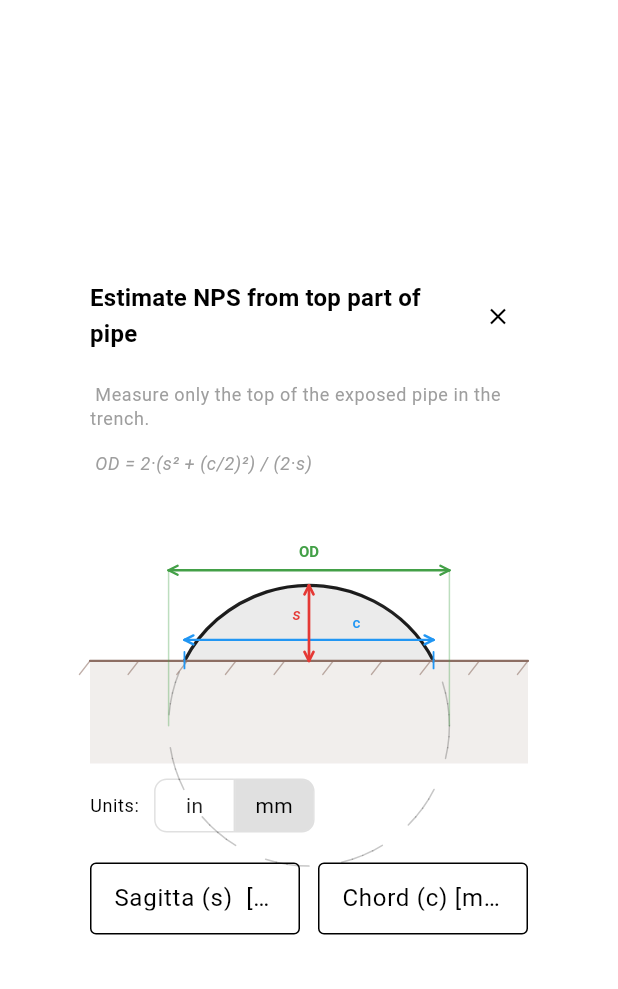
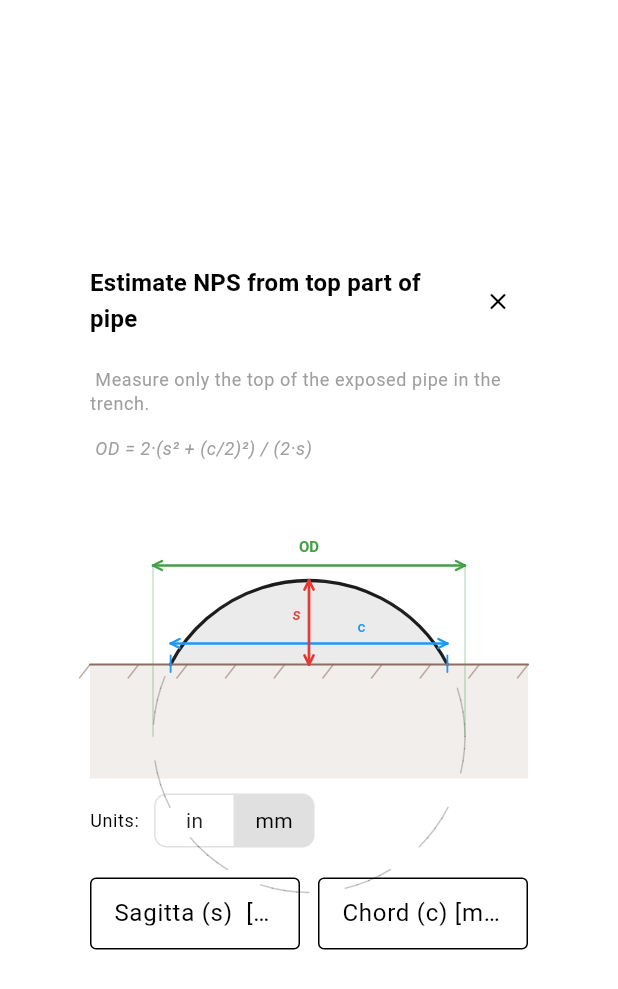
Before and after one commit to khotenko/flutter_steel_pipe, a Flutter app: the SagittaCalculatorDialog widget shown alone on an empty page, opened directly, after a tap on "mm", on a phone screen of 412 x 824 dp. Shown: the top 989 px of the screen. Run offline on Flutter 3.47's test engine with Material 3 defaults, Android fonts, the phone set to English and light mode, and no system bars; our stand-ins replace shared_preferences; missing offline and left inert: rate_my_app; accounts and stored records are empty.

Commit message:
refactor schematic painter for pipe cross-section: improve comments and formatting

```diff
--- a/lib/pipe_screen.dart
+++ b/lib/pipe_screen.dart
@@ -927,16 +927,16 @@ List<_NpsEntry> _parseDiam() {
 }
 
 // ─────────────────────────────────────────────────────────────────────────────
-// Schematic painter – cross-section of pipe in trench: chord / sagitta / OD
+// Schematic painter – static cross-section: buried pipe with OD / chord / sagitta
 // ─────────────────────────────────────────────────────────────────────────────
 class _SagittaSchemePainter extends CustomPainter {
   final Color color;
   const _SagittaSchemePainter({required this.color});
 
-  static const Color _chordColor   = Color(0xFF2196F3); // blue
-  static const Color _sagittaColor = Color(0xFFE53935); // red
-  static const Color _odColor      = Color(0xFF43A047); // green
-  static const Color _groundColor  = Color(0xFF8D6E63); // brown
+  static const Color _chordColor   = Color(0xFF2196F3);
+  static const Color _sagittaColor = Color(0xFFE53935);
+  static const Color _odColor      = Color(0xFF43A047);
+  static const Color _groundColor  = Color(0xFF8D6E63);
 
   @override
   void paint(Canvas canvas, Size size) {
@@ -944,43 +944,32 @@ class _SagittaSchemePainter extends CustomPainter {
     final h = size.height;
     final cx = w / 2;
 
-    // Circle geometry: choose r & cy so the arc top sits ~28% down from canvas top,
-    // giving comfortable room for the OD label above it.
-    final r      = h * 0.52;   // radius
-    final cy     = h * 0.86;   // circle centre (partly below canvas)
-    final chordY = h * 0.62;   // ground / trench surface
+    final r      = h * 0.52;
+    final cy     = h * 0.86;
+    final chordY = h * 0.62;
 
-    final arcTopY   = cy - r;  // ≈ 0.34 h  — plenty of top margin
+    final arcTopY   = cy - r;
     final halfChord = math.sqrt(math.max(0.0, r * r - math.pow(cy - chordY, 2)));
     final lx = cx - halfChord;
     final rx = cx + halfChord;
 
-    // ── paints ───────────────────────────────────────────────────────────
     Paint stroke(Color c, {double width = 1.8}) => Paint()
-      ..color = c
-      ..style = PaintingStyle.stroke
-      ..strokeWidth = width
+      ..color = c ..style = PaintingStyle.stroke ..strokeWidth = width
       ..strokeCap = StrokeCap.round;
+    Paint fill(Color c) => Paint()..color = c..style = PaintingStyle.fill;
 
-    Paint fill(Color c) => Paint()
-      ..color = c
-      ..style = PaintingStyle.fill;
+    // soil fill below chord
+    canvas.drawRect(Rect.fromLTRB(0, chordY, w, h), fill(const Color(0x1A795548)));
 
-    // ── 1. soil fill below chord ─────────────────────────────────────────
-    canvas.drawRect(Rect.fromLTRB(0, chordY, w, h),
-        fill(const Color(0x1A795548)));
+    // ghost full circle (dashed)
+    _drawDashedCircle(canvas, stroke(color.withValues(alpha: 0.22), width: 1.0), Offset(cx, cy), r);
 
-    // ── 2. ghost full circle (dashed, very faint) ────────────────────────
-    _drawDashedCircle(canvas, stroke(color.withValues(alpha: 0.22), width: 1.0),
-        Offset(cx, cy), r);
-
-    // ── 3. visible arc fill + stroke ─────────────────────────────────────
-    final aLeft  = math.atan2(chordY - cy, lx - cx);
-    final aRight = math.atan2(chordY - cy, rx - cx);
+    // visible arc fill + stroke
+    final aLeft    = math.atan2(chordY - cy, lx - cx);
+    final aRight   = math.atan2(chordY - cy, rx - cx);
     final sweepVis = aRight - aLeft;
     final arcRect  = Rect.fromCircle(center: Offset(cx, cy), radius: r);
-
-    final arcPath = Path()
+    final arcPath  = Path()
       ..moveTo(lx, chordY)
       ..arcTo(arcRect, aLeft, sweepVis, false)
       ..lineTo(lx, chordY)
@@ -988,29 +977,26 @@ class _SagittaSchemePainter extends CustomPainter {
     canvas.drawPath(arcPath, fill(color.withValues(alpha: 0.08)));
     canvas.drawArc(arcRect, aLeft, sweepVis, false, stroke(color, width: 2.2));
 
-    // ── 4. ground line + hatch marks ─────────────────────────────────────
-    canvas.drawLine(Offset(0, chordY), Offset(w, chordY),
-        stroke(_groundColor, width: 1.4));
+    // ground line + hatch
+    canvas.drawLine(Offset(0, chordY), Offset(w, chordY), stroke(_groundColor, width: 1.4));
     for (int i = 0; i <= 9; i++) {
       final x = w * i / 9;
       canvas.drawLine(Offset(x, chordY), Offset(x - 7, chordY + 9),
           stroke(_groundColor.withValues(alpha: 0.55), width: 1.0));
     }
 
-    // ── 5. OD double-arrow ── exact left to right pipe edge (cx ± r) ──────
+    // OD double-arrow (left to right pipe edge)
     final odArrowY = arcTopY - 10;
     _drawDoubleArrow(canvas, stroke(_odColor, width: 1.6),
         Offset(cx - r, odArrowY), Offset(cx + r, odArrowY));
-    // Drop-lines from arrow tips down to the circle's leftmost/rightmost points
     final dropBottom = cy.clamp(0.0, h);
     for (final x in [cx - r, cx + r]) {
       canvas.drawLine(Offset(x, odArrowY), Offset(x, dropBottom),
-          stroke(_odColor.withValues(alpha: 0.35), width: 1.0));
+          stroke(_odColor.withValues(alpha: 0.3), width: 1.0));
     }
-    _drawLabelCentered(canvas, 'OD', Offset(cx, odArrowY - 12), _odColor,
-        fontSize: 10, bold: true);
+    _drawLabelCentered(canvas, 'OD', Offset(cx, odArrowY - 12), _odColor, fontSize: 10, bold: true);
 
-    // ── 6. Chord double-arrow ── just above the ground line ──────────────
+    // chord double-arrow
     const chordOffset = 14.0;
     final chordArrowY = chordY - chordOffset;
     _drawDoubleArrow(canvas, stroke(_chordColor, width: 1.6),
@@ -1019,20 +1005,14 @@ class _SagittaSchemePainter extends CustomPainter {
       canvas.drawLine(Offset(x, chordY - 6), Offset(x, chordY + 5),
           stroke(_chordColor, width: 1.2));
     }
-    // 'c' label to the RIGHT of centre so it never overlaps the sagitta arrow
-    _drawLabel(canvas, 'c', Offset(cx + halfChord * 0.35, chordArrowY - 17),
-        _chordColor, fontSize: 10);
+    _drawLabel(canvas, 'c', Offset(cx + halfChord * 0.35, chordArrowY - 17), _chordColor, fontSize: 10);
 
-    // ── 7. Sagitta double-arrow ── exactly centred on cx ─────────────────
+    // sagitta double-arrow
     _drawDoubleArrow(canvas, stroke(_sagittaColor, width: 1.8),
         Offset(cx, chordY), Offset(cx, arcTopY));
-    // 's' label to the LEFT of the arrow so it never overlaps 'c'
     final sagMidY = (chordY + arcTopY) / 2;
-    _drawLabel(canvas, 's', Offset(cx - 11, sagMidY - 12),
-        _sagittaColor, fontSize: 11, italic: true);
+    _drawLabel(canvas, 's', Offset(cx - 11, sagMidY - 12), _sagittaColor, fontSize: 11, italic: true);
   }
-
-  // ── drawing helpers ──────────────────────────────────────────────────────
 
   void _drawDoubleArrow(Canvas canvas, Paint p, Offset a, Offset b) {
     canvas.drawLine(a, b, p);
@@ -1041,22 +1021,20 @@ class _SagittaSchemePainter extends CustomPainter {
   }
 
   void _arrowHead(Canvas canvas, Paint p, Offset tip, Offset away) {
-    final d   = tip - away;
+    final d = tip - away;
     final len = d.distance;
     if (len == 0) return;
-    final ux = d.dx / len;
-    final uy = d.dy / len;
+    final ux = d.dx / len; final uy = d.dy / len;
     const s = 6.0, ww = 3.0;
     canvas.drawLine(tip, tip - Offset(ux * s - uy * ww, uy * s + ux * ww), p);
     canvas.drawLine(tip, tip - Offset(ux * s + uy * ww, uy * s - ux * ww), p);
   }
 
-
   void _drawDashedCircle(Canvas canvas, Paint p, Offset c, double r) {
     const steps = 80, on = 4, off = 3;
     Offset? prev;
     for (int i = 0; i <= steps; i++) {
-      final a  = 2 * math.pi * i / steps;
+      final a = 2 * math.pi * i / steps;
       final pt = Offset(c.dx + r * math.cos(a), c.dy + r * math.sin(a));
       if (i % (on + off) < on && prev != null) canvas.drawLine(prev, pt, p);
       prev = pt;
@@ -1066,13 +1044,10 @@ class _SagittaSchemePainter extends CustomPainter {
   void _drawLabel(Canvas canvas, String text, Offset pos, Color c,
       {double fontSize = 11, bool italic = false}) {
     final tp = TextPainter(
-      text: TextSpan(
-          text: text,
-          style: TextStyle(
-              color: c,
-              fontSize: fontSize,
-              fontStyle: italic ? FontStyle.italic : FontStyle.normal,
-              fontWeight: FontWeight.w500)),
+      text: TextSpan(text: text, style: TextStyle(
+          color: c, fontSize: fontSize,
+          fontStyle: italic ? FontStyle.italic : FontStyle.normal,
+          fontWeight: FontWeight.w500)),
       textDirection: TextDirection.ltr,
     )..layout();
     tp.paint(canvas, pos);
@@ -1081,12 +1056,9 @@ class _SagittaSchemePainter extends CustomPainter {
   void _drawLabelCentered(Canvas canvas, String text, Offset center, Color c,
       {double fontSize = 11, bool bold = false}) {
     final tp = TextPainter(
-      text: TextSpan(
-          text: text,
-          style: TextStyle(
-              color: c,
-              fontSize: fontSize,
-              fontWeight: bold ? FontWeight.w700 : FontWeight.w400)),
+      text: TextSpan(text: text, style: TextStyle(
+          color: c, fontSize: fontSize,
+          fontWeight: bold ? FontWeight.w700 : FontWeight.w400)),
       textDirection: TextDirection.ltr,
     )..layout();
     tp.paint(canvas, Offset(center.dx - tp.width / 2, center.dy - tp.height / 2));
@@ -1183,9 +1155,9 @@ class _SagittaCalculatorDialogState extends State<SagittaCalculatorDialog> {
     }
 
     // Excel formula: OD = 2*(s^2 + (chord/2)^2) / (2*s)
-    // If sagitta >= chord, the tool fully surrounded the pipe → OD = sagitta
+    // Full-engulf: tool spans full pipe width → OD = chord
     final od = sagittaIsOD
-        ? s
+        ? c
         : 2 * (s * s + halfC * halfC) / (2 * s);
 
     // find closest, next-smaller, next-larger
@@ -1281,10 +1253,11 @@ class _SagittaCalculatorDialogState extends State<SagittaCalculatorDialog> {
 
                 // ── Schematic ──
                 SizedBox(
-                  height: 180,
+                  height: 200,
                   child: CustomPaint(
-                    painter: _SagittaSchemePainter(color: labelColor),
-                    size: const Size(double.infinity, 180),
+                    painter: _SagittaSchemePainter(
+                        color: labelColor),
+                    size: const Size(double.infinity, 200),
                   ),
                 ),
                 const SizedBox(height: 4),
```
